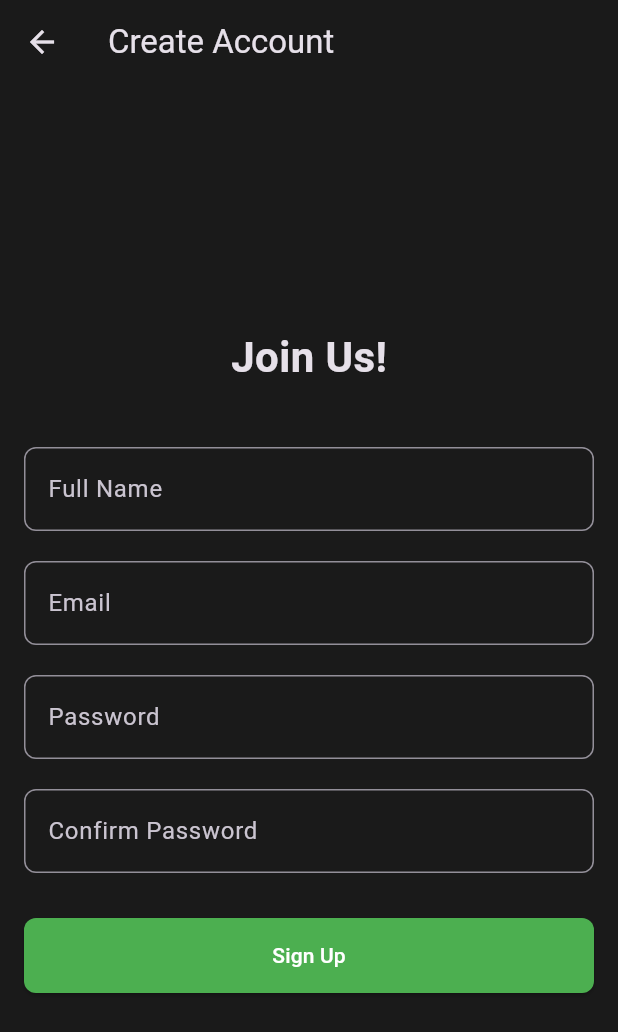
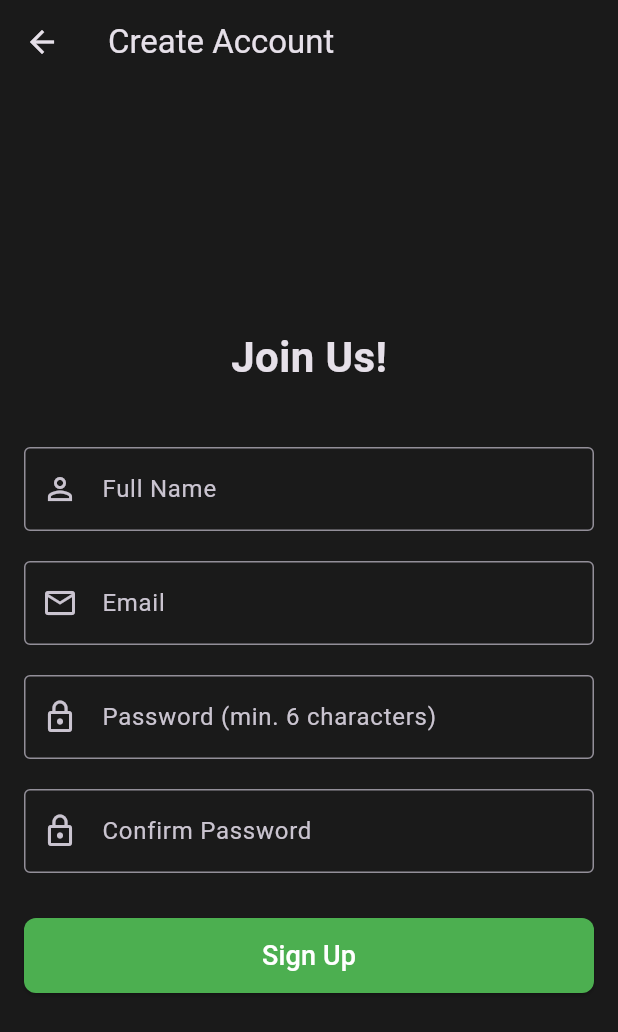
Before and after one commit to Yehia404/Smart-Hydroponic-App, a Flutter app: the RegistrationScreen screen opened directly, on a phone screen of 412 x 824 dp. Shown: the top 1032 px of the screen. Run offline on Flutter 3.47's test engine with Material 3 defaults, Android fonts, the phone set to English and light mode, and no system bars; our stand-ins replace cloud_firestore, firebase_core; accounts and stored records are empty.

Commit message:
adjust register_screen and add redirect from login to register

```diff
--- a/lib/view/auth/login_screen.dart
+++ b/lib/view/auth/login_screen.dart
@@ -1,5 +1,6 @@
 import 'package:flutter/material.dart';
 import 'password_recovery_screen.dart';
+import 'register_screen.dart';
 
 class LoginScreen extends StatefulWidget {
   const LoginScreen({super.key});
@@ -101,14 +102,19 @@ class _LoginScreenState extends State<LoginScreen> {
                   ),
                   const SizedBox(height: 20),
 
-                  // Sign Up Link (placeholder - no navigation yet)
+                  // Sign Up Link
                   Row(
                     mainAxisAlignment: MainAxisAlignment.center,
                     children: [
                       const Text("Don't have an account?"),
                       TextButton(
                         onPressed: () {
-                          // TODO: Navigate to registration screen
+                          Navigator.push(
+                            context,
+                            MaterialPageRoute(
+                              builder: (context) => const RegistrationScreen(),
+                            ),
+                          );
                         },
                         child: const Text('Sign Up'),
                       ),
--- a/lib/view/auth/register_screen.dart
+++ b/lib/view/auth/register_screen.dart
@@ -1,7 +1,27 @@
 import 'package:flutter/material.dart';
 
-class RegistrationScreen extends StatelessWidget {
+class RegistrationScreen extends StatefulWidget {
   const RegistrationScreen({super.key});
+
+  @override
+  State<RegistrationScreen> createState() => _RegistrationScreenState();
+}
+
+class _RegistrationScreenState extends State<RegistrationScreen> {
+  // Controllers to get text from fields
+  final _fullNameController = TextEditingController();
+  final _emailController = TextEditingController();
+  final _passwordController = TextEditingController();
+  final _confirmPasswordController = TextEditingController();
+
+  @override
+  void dispose() {
+    _fullNameController.dispose();
+    _emailController.dispose();
+    _passwordController.dispose();
+    _confirmPasswordController.dispose();
+    super.dispose();
+  }
 
   @override
   Widget build(BuildContext context) {
@@ -23,26 +43,69 @@ class RegistrationScreen extends StatelessWidget {
                   style: TextStyle(fontSize: 28, fontWeight: FontWeight.bold),
                 ),
                 const SizedBox(height: 40),
-                const TextField(
-                  decoration: InputDecoration(labelText: 'Full Name'),
+
+                // Full Name
+                TextField(
+                  controller: _fullNameController,
+                  decoration: const InputDecoration(
+                    labelText: 'Full Name',
+                    border: OutlineInputBorder(),
+                    prefixIcon: Icon(Icons.person_outline),
+                  ),
                 ),
                 const SizedBox(height: 20),
-                const TextField(
-                  decoration: InputDecoration(labelText: 'Email'),
+
+                // Email
+                TextField(
+                  controller: _emailController,
+                  decoration: const InputDecoration(
+                    labelText: 'Email',
+                    border: OutlineInputBorder(),
+                    prefixIcon: Icon(Icons.email_outlined),
+                  ),
                   keyboardType: TextInputType.emailAddress,
                 ),
                 const SizedBox(height: 20),
-                const TextField(
+
+                // Password
+                TextField(
+                  controller: _passwordController,
                   obscureText: true,
-                  decoration: InputDecoration(labelText: 'Password'),
+                  decoration: const InputDecoration(
+                    labelText: 'Password (min. 6 characters)',
+                    border: OutlineInputBorder(),
+                    prefixIcon: Icon(Icons.lock_outline),
+                  ),
                 ),
                 const SizedBox(height: 20),
-                const TextField(
+
+                // Confirm Password
+                TextField(
+                  controller: _confirmPasswordController,
                   obscureText: true,
-                  decoration: InputDecoration(labelText: 'Confirm Password'),
+                  decoration: const InputDecoration(
+                    labelText: 'Confirm Password',
+                    border: OutlineInputBorder(),
+                    prefixIcon: Icon(Icons.lock_outline),
+                  ),
                 ),
+
                 const SizedBox(height: 30),
-                ElevatedButton(onPressed: () {}, child: const Text('Sign Up')),
+
+                // Sign Up Button (placeholder - no functionality yet)
+                SizedBox(
+                  width: double.infinity,
+                  height: 50,
+                  child: ElevatedButton(
+                    onPressed: () {
+                      // TODO: Implement registration logic
+                    },
+                    child: const Text(
+                      'Sign Up',
+                      style: TextStyle(fontSize: 18),
+                    ),
+                  ),
+                ),
               ],
             ),
           ),
```
